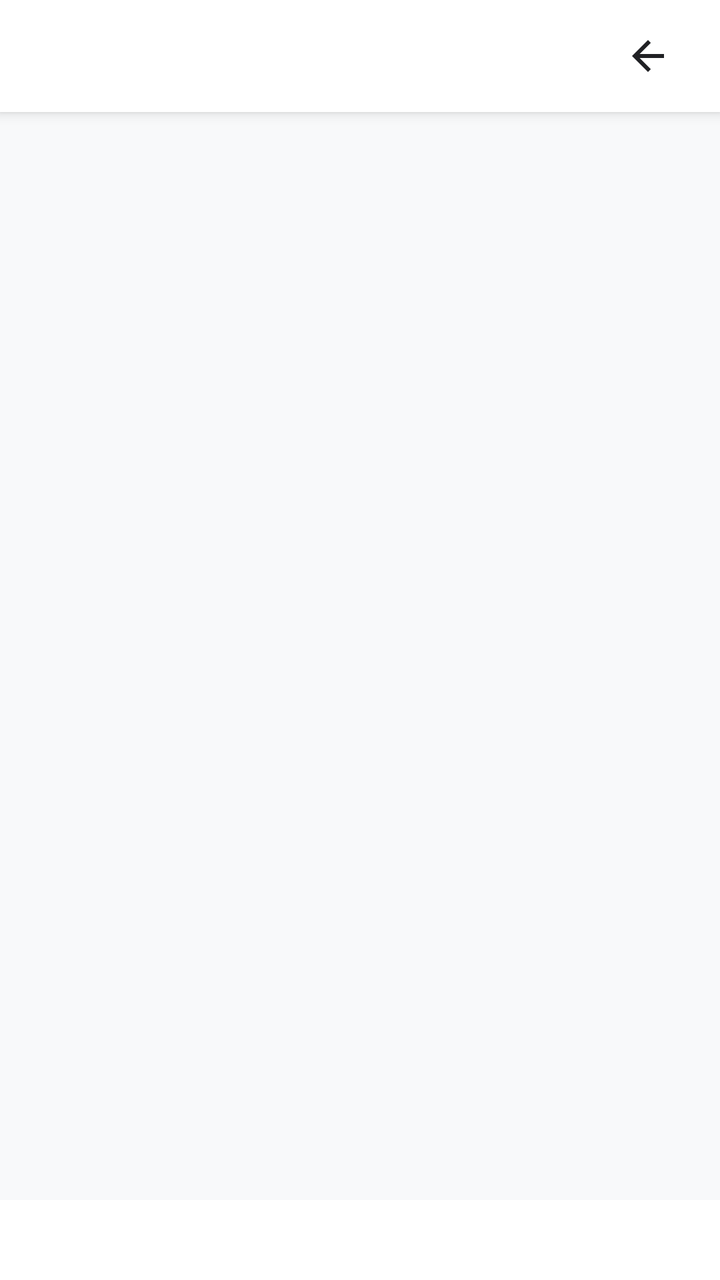
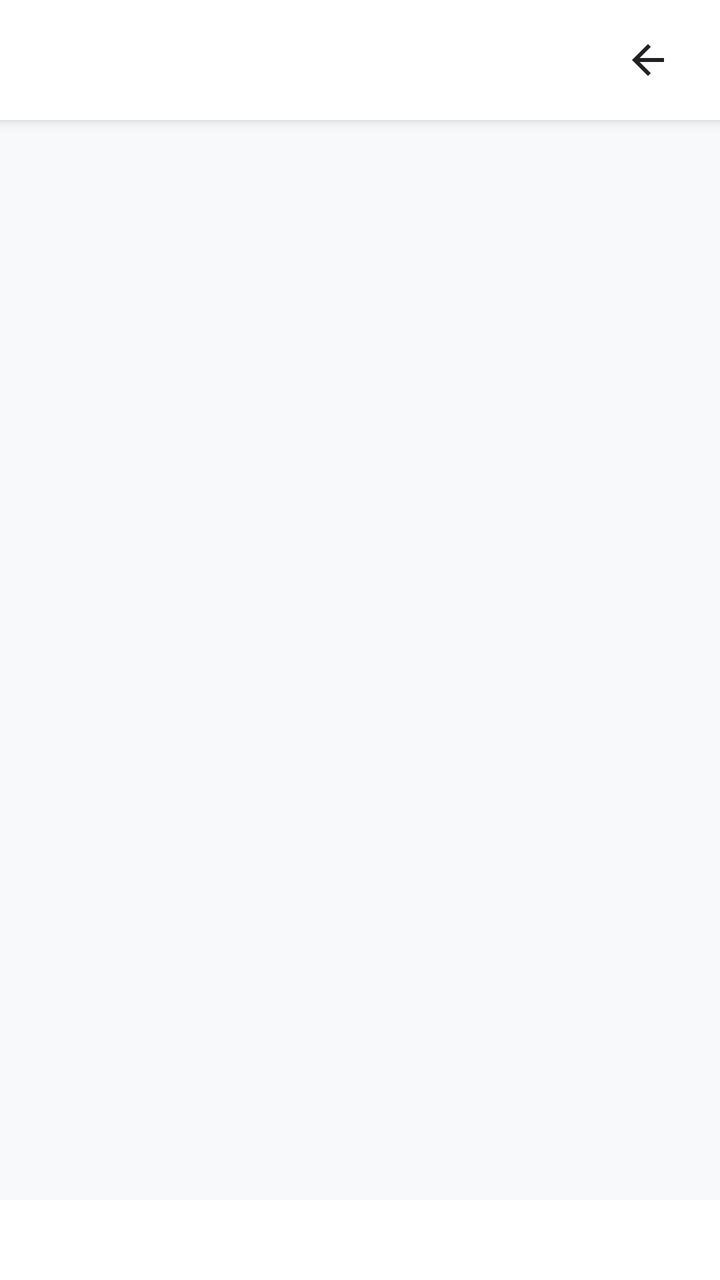

Before-and-after screenshots of an Android layout around one commit, followed by the original layout XML and the change that was made.
<!-- AndroidManifest.xml: application theme android:Theme.Material.Light.NoActionBar -->
<!-- res/layout/activity_text_viewer.xml -->
<?xml version="1.0" encoding="utf-8"?>
<LinearLayout xmlns:android="http://schemas.android.com/apk/res/android"
    android:layout_width="match_parent"
    android:layout_height="match_parent"
    android:background="@color/bg_light"
    android:layoutDirection="rtl"
    android:orientation="vertical">

    <LinearLayout
        android:layout_width="match_parent"
        android:layout_height="56dp"
        android:background="@color/card_bg"
        android:elevation="4dp"
        android:gravity="center_vertical"
        android:orientation="horizontal"
        android:paddingStart="16dp"
        android:paddingEnd="16dp">

        <ImageButton
            android:id="@+id/btn_close_text"
            android:layout_width="40dp"
            android:layout_height="40dp"
            android:background="?android:attr/selectableItemBackgroundBorderless"
            android:src="@drawable/ic_back" />

        <TextView
            android:id="@+id/tv_text_title"
            android:layout_width="0dp"
            android:layout_height="wrap_content"
            android:layout_weight="1"
            android:ellipsize="end"
            android:paddingStart="12dp"
            android:singleLine="true"
            android:textColor="@color/text_primary"
            android:textSize="18sp"
            android:textStyle="bold" />
    </LinearLayout>

    <ScrollView
        android:layout_width="match_parent"
        android:layout_height="0dp"
        android:layout_weight="1"
        android:padding="16dp">

        <TextView
            android:id="@+id/tv_text_content"
            android:layout_width="match_parent"
            android:layout_height="wrap_content"
            android:lineSpacingExtra="4dp"
            android:textIsSelectable="true"
            android:textColor="@color/text_primary"
            android:textSize="14sp" />
    </ScrollView>

    <LinearLayout
        android:layout_width="match_parent"
        android:layout_height="40dp"
        android:background="@color/card_bg"
        android:gravity="center_vertical"
        android:paddingStart="16dp"
        android:paddingEnd="16dp">

        <TextView
            android:id="@+id/tv_text_stats"
            android:layout_width="wrap_content"
            android:layout_height="wrap_content"
            android:textColor="@color/text_secondary"
            android:textSize="12sp" />
    </LinearLayout>

</LinearLayout>
<!-- resources referenced by this layout -->
<resources>
  <color name="bg_light">#F8F9FA</color>
  <color name="card_bg">#FFFFFF</color>
  <color name="text_primary">#202124</color>
  <color name="text_secondary">#5F6368</color>
  <!-- drawable ic_back (drawable) -->
  <vector xmlns:android="http://schemas.android.com/apk/res/android"
      android:width="24dp"
      android:height="24dp"
      android:viewportWidth="24"
      android:viewportHeight="24">
      <path
          android:fillColor="#202124"
          android:pathData="M20,11H7.83L13.42,5.41L12,4L4,12L12,20L13.41,18.59L7.83,13H20V11Z" />
  </vector>
</resources>

<!-- the commit's change to res/layout/activity_text_viewer.xml (unified diff, before → after) -->
@@ -8,7 +8,7 @@
 
     <LinearLayout
         android:layout_width="match_parent"
-        android:layout_height="56dp"
+        android:layout_height="60dp"
         android:background="@color/card_bg"
         android:elevation="4dp"
         android:gravity="center_vertical"
@@ -32,7 +32,7 @@
             android:paddingStart="12dp"
             android:singleLine="true"
             android:textColor="@color/text_primary"
-            android:textSize="18sp"
+            android:textSize="20sp"
             android:textStyle="bold" />
     </LinearLayout>
 
@@ -49,7 +49,7 @@
             android:lineSpacingExtra="4dp"
             android:textIsSelectable="true"
             android:textColor="@color/text_primary"
-            android:textSize="14sp" />
+            android:textSize="15sp" />
     </ScrollView>
 
     <LinearLayout
